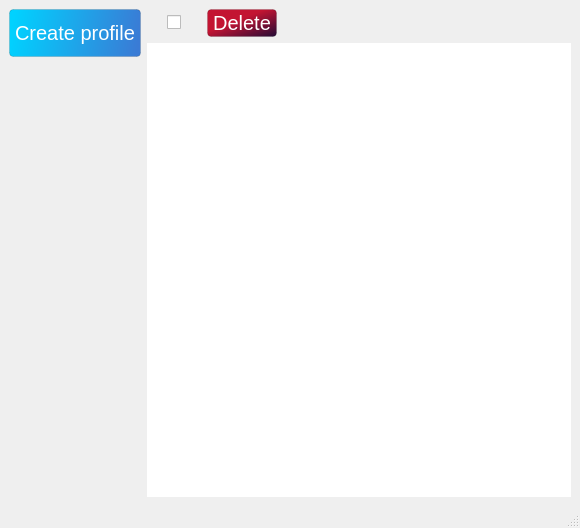
This is UI/Main.ui in Stefan12321/account_manager as Qt 5 draws it before an edit. The edited form follows.
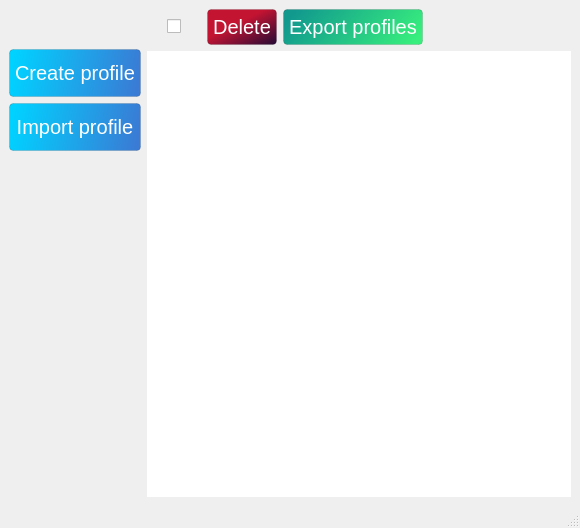
This is the edited form.

Commit message: Added export func and some small feature

Diff of the .ui file:
```diff
--- a/UI/Main.ui
+++ b/UI/Main.ui
@@ -14,8 +14,8 @@
    <string>Accounts manager</string>
   </property>
   <property name="styleSheet">
-   <string notr="true">#pushButtonDeleteAccounts{
-height: 16px;
+   <string notr="true">#pushButtonDeleteAccounts, #exportProfileButton{
+height: 24px;
 border: 1px solid;
 border-radius: 4px;
 border-color:  rgba(0, 0, 0, 0.12);
@@ -53,7 +53,7 @@
 border: none;
 
 }
-#CreateAccountButton{
+#CreateAccountButton, #importProfileButton{
 	color: rgb(255, 255, 255);
 	background-color: qlineargradient(spread:pad, x1:0.0113636, y1:0.409, x2:1, y2:0.477, stop:0 rgba(0, 210, 255, 255), stop:1 rgba(58, 123, 213, 255))
 }
@@ -63,12 +63,38 @@
 #CreateAccountButton::pressed{
 	
 	background-color: qlineargradient(spread:pad, x1:0.0113636, y1:0.409, x2:1, y2:0.477, stop:0 rgba(0, 175, 213, 255), stop:0.619318 rgba(39, 83, 144, 255))
+}
+#exportProfileButton{
+color: rgb(255, 255, 255);
+	background-color: qlineargradient(spread:pad, x1:0, y1:0.472, x2:1, y2:0.682, stop:0 rgba(17, 153, 142, 255), stop:1 rgba(56, 239, 125, 255));
+}
+#exportProfileButton::hover{
+	background-color: qlineargradient(spread:pad, x1:0, y1:0.472, x2:1, y2:0.682, stop:0.261364 rgba(17, 153, 142, 255), stop:0.875 rgba(56, 239, 125, 255));
+}
+#exportProfileButton::pressed{
+	background-color: qlineargradient(spread:pad, x1:0, y1:0.472, x2:1, y2:0.682, stop:0.352273 rgba(13, 120, 112, 255), stop:1 rgba(42, 179, 93, 255));
 }</string>
   </property>
   <widget class="QWidget" name="centralwidget">
    <layout class="QHBoxLayout" name="horizontalLayout">
     <item>
      <layout class="QVBoxLayout" name="verticalLayout">
+      <item>
+       <spacer name="verticalSpacer_2">
+        <property name="orientation">
+         <enum>Qt::Vertical</enum>
+        </property>
+        <property name="sizeType">
+         <enum>QSizePolicy::Fixed</enum>
+        </property>
+        <property name="sizeHint" stdset="0">
+         <size>
+          <width>20</width>
+          <height>40</height>
+         </size>
+        </property>
+       </spacer>
+      </item>
       <item>
        <widget class="QPushButton" name="CreateAccountButton">
         <property name="font">
@@ -86,6 +112,13 @@
         </property>
        </widget>
       </item>
+      <item>
+       <widget class="QPushButton" name="importProfileButton">
+        <property name="text">
+         <string>Import profile</string>
+        </property>
+       </widget>
+      </item>
       <item>
        <spacer name="verticalSpacer">
         <property name="orientation">
@@ -151,6 +184,13 @@
           </property>
          </widget>
         </item>
+        <item>
+         <widget class="QPushButton" name="exportProfileButton">
+          <property name="text">
+           <string>Export profiles</string>
+          </property>
+         </widget>
+        </item>
         <item>
          <spacer name="horizontalSpacer">
           <property name="orientation">
```
Left out of the diff: 4 changed lines with no effect on the pictures. The commit also changes 7 other files.
